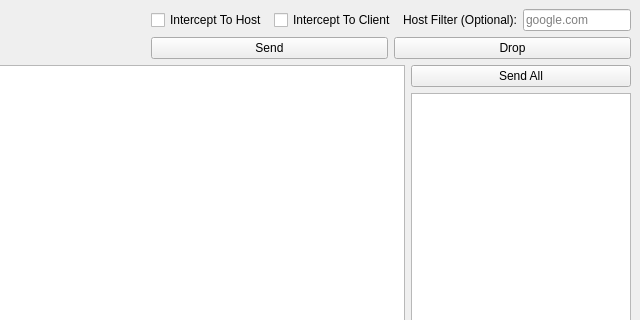
Qt form src/mainwindow.ui (Guy293/GITM) before a commit; both pictures show x 251 to 891 and y 0 to 320 of the 891 by 624 pixel window.
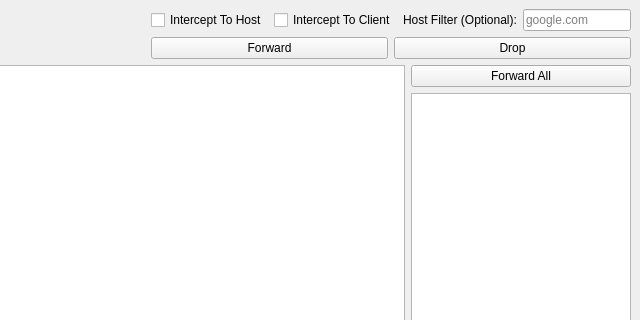
The same form after that commit.

Commit message: Rename send to forward

```diff
--- a/src/mainwindow.ui
+++ b/src/mainwindow.ui
@@ -107,7 +107,7 @@
           <item>
            <widget class="QPushButton" name="sendButton">
             <property name="text">
-             <string>Send</string>
+             <string>Forward</string>
             </property>
            </widget>
           </item>
@@ -138,7 +138,7 @@
         <item>
          <widget class="QPushButton" name="sendAllButton">
           <property name="text">
-           <string>Send All</string>
+           <string>Forward All</string>
           </property>
          </widget>
         </item>
```
Left out of the diff: 10 changed lines with no effect on the pictures. The commit also changes 2 other files.
